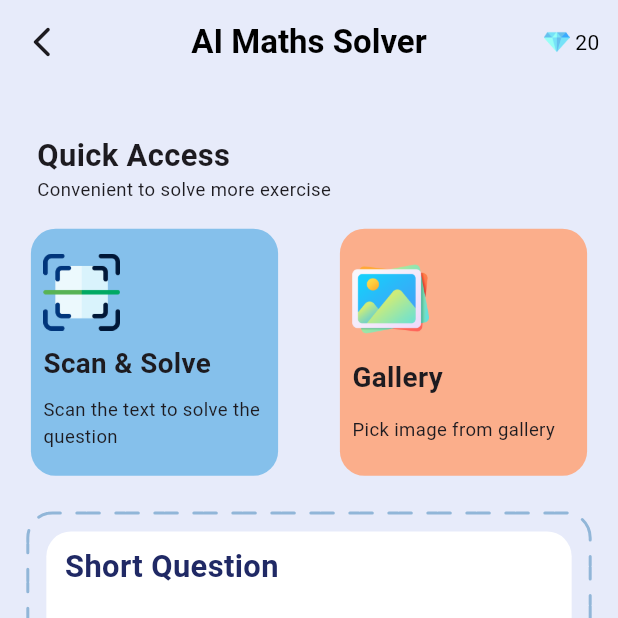
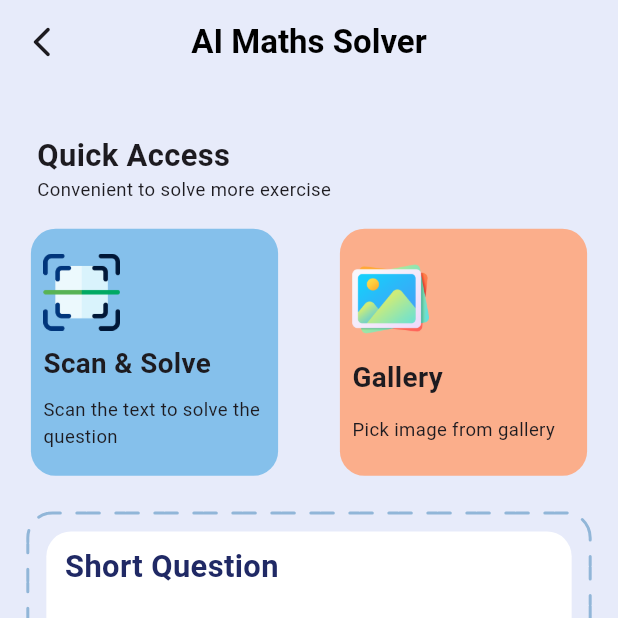
Before and after one commit to ranasherry/ai-slide-maker, a Flutter app: the MathsSolverView screen opened by its route, on a phone screen of 412 x 824 dp, the top half of it. Run offline on Flutter 3.47's test engine with Material 3 defaults, Android fonts, the phone set to English and light mode, and no system bars; drawn by our look-alikes of dotted_border; our stand-ins replace awesome_dialog, cached_network_image, carousel_slider, cloud_firestore, firebase_analytics, firebase_auth and 19 more; missing offline and left inert: applovin_max, chat_gpt_sdk, clipboard, easy_audience_network, file_saver, im_animations and 2 more; accounts and stored records are empty.

Commit message:
gems removed

```diff
--- a/lib/app/modules/controllers/maths_solver_controller.dart
+++ b/lib/app/modules/controllers/maths_solver_controller.dart
@@ -82,7 +82,7 @@ class MathsSolverController extends GetxController with WidgetsBindingObserver {
     );
     // checkAppToken();  //? We dont need APPTOKEN Now
     //  getlimit();
-    getGems();
+    // getGems();
 
     Future.delayed(Duration(milliseconds: 500), () {
       demo_height.value = SizeConfig.screenHeight * 0.5;
@@ -154,7 +154,7 @@ class MathsSolverController extends GetxController with WidgetsBindingObserver {
   }
 
   valid(ImageSource) async {
-    if (gems.value > 0) {
+    if (gems.value > 0 || true) {
       bool result = await InternetConnectionChecker().hasConnection;
       if (result == true) {
         // sendMessage(formattedJson);
@@ -594,7 +594,7 @@ class MathsSolverController extends GetxController with WidgetsBindingObserver {
               Obx(() => isTextFieldFilled.value
                   ? GestureDetector(
                       onTap: () {
-                        if (gems.value > 0) {
+                        if (gems.value > 0 || true) {
                           Get.toNamed(Routes.ShortQuestionView);
                           // controller.sendMessage(controller.res.value);
                           if (gems.value < GEMS_RATE.MATH_GEMS_RATE) {
--- a/lib/app/modules/home/maths_solver_view.dart
+++ b/lib/app/modules/home/maths_solver_view.dart
@@ -52,30 +52,30 @@ class MathsSolverView extends GetView<MathsSolverController> {
                 },
                 child: Icon(Icons.arrow_back_ios_new_rounded)),
             actions: [
-              Obx(() =>
-                  // RevenueCatService().currentEntitlement.value == Entitlement.paid?
-                  //     Container()
-                  //     :
-                  GestureDetector(
-                    onTap: () {
-                      Get.toNamed(Routes.GemsView);
-                    },
-                    child: Row(
-                      children: [
-                        Image.asset(
-                          AppImages.gems,
-                          scale: 30,
-                        ),
-                        Text(
-                          " ${controller.gems.value}",
-                          style: TextStyle(color: Colors.black),
-                        ),
-                        SizedBox(
-                          width: SizeConfig.screenWidth * 0.03,
-                        )
-                      ],
-                    ),
-                  ))
+              // Obx(() =>
+              //     // RevenueCatService().currentEntitlement.value == Entitlement.paid?
+              //     //     Container()
+              //     //     :
+              //     GestureDetector(
+              //       onTap: () {
+              //         Get.toNamed(Routes.GemsView);
+              //       },
+              //       child: Row(
+              //         children: [
+              //           Image.asset(
+              //             AppImages.gems,
+              //             scale: 30,
+              //           ),
+              //           Text(
+              //             " ${controller.gems.value}",
+              //             style: TextStyle(color: Colors.black),
+              //           ),
+              //           SizedBox(
+              //             width: SizeConfig.screenWidth * 0.03,
+              //           )
+              //         ],
+              //       ),
+              //     ))
             ],
           ),
           body: SingleChildScrollView(
```
